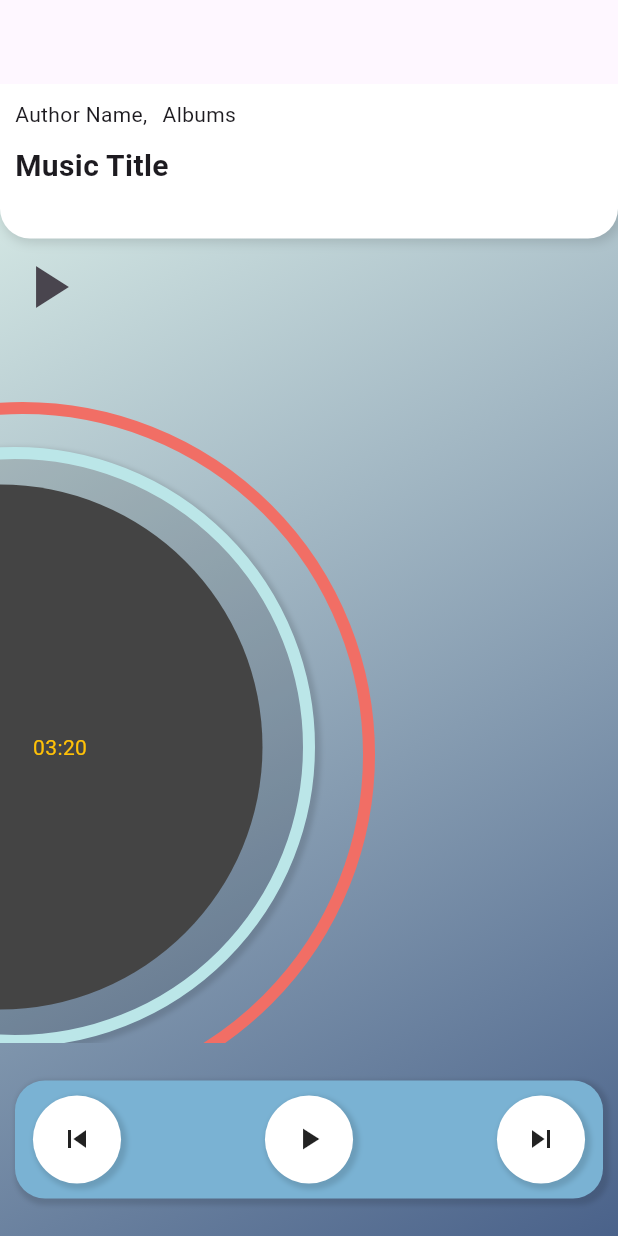
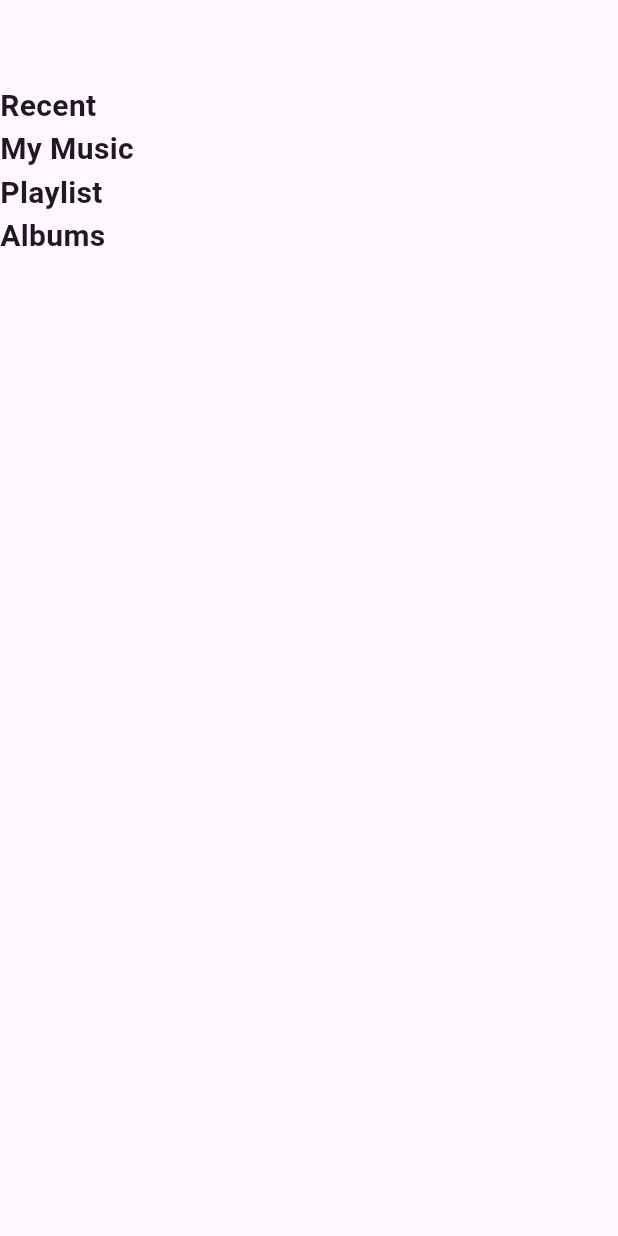
Before and after one commit to ninkyuwudd/Music_Apps_Mobile, a Flutter app: the screen it shows after launch, on a phone screen of 412 x 824 dp. Run offline on Flutter 3.47's test engine with Material 3 defaults, Android fonts, the phone set to English and light mode, and no system bars; our stand-ins replace audioplayers, get.

Commit message:
add dashboard page

```diff
--- /dev/null
+++ b/lib/core/route/routes.dart
@@ -0,0 +1,14 @@
+import 'package:flutter/material.dart';
+import 'package:frontend_animated_apps/presentation/dashboard/page/dashboard_page.dart';
+import 'package:frontend_animated_apps/presentation/homepage/page/home_page.dart';
+import 'package:get/get.dart';
+
+class AppRoutes {
+  static const dashboard = "/";
+  static const homePlayer = "/homePlayer";
+
+  static final List<GetPage> routes = [
+    GetPage(name: dashboard, page: () => const DashboardPage()),
+    GetPage(name: homePlayer, page: () => const HomePage())
+  ];
+}
--- a/lib/main.dart
+++ b/lib/main.dart
@@ -1,5 +1,7 @@
 import 'package:flutter/material.dart';
+import 'package:frontend_animated_apps/core/route/routes.dart';
 import 'package:frontend_animated_apps/presentation/homepage/page/home_page.dart';
+import 'package:get/get.dart';
 
 void main() {
   runApp(const MyApp());
@@ -11,14 +13,15 @@ class MyApp extends StatelessWidget {
   // This widget is the root of your application.
   @override
   Widget build(BuildContext context) {
-    return MaterialApp(
+    return GetMaterialApp(
       debugShowCheckedModeBanner: false,
       title: 'Flutter Demo',
       theme: ThemeData(
         colorScheme: ColorScheme.fromSeed(seedColor: Colors.deepPurple),
         useMaterial3: true,
       ),
-      home: const HomePage(),
+      // home: const HomePage(),
+      getPages: AppRoutes.routes,
     );
   }
 }
--- /dev/null
+++ b/lib/presentation/dashboard/page/dashboard_page.dart
@@ -0,0 +1,36 @@
+import 'package:flutter/material.dart';
+import 'package:frontend_animated_apps/core/route/routes.dart';
+import 'package:get/get.dart';
+
+class DashboardPage extends StatelessWidget {
+  const DashboardPage({super.key});
+
+  @override
+  Widget build(BuildContext context) {
+    return Scaffold(
+      appBar: AppBar(),
+      body: Container(
+          child: Column(
+        crossAxisAlignment: CrossAxisAlignment.start,
+        children: [
+          Text(
+            "Recent",
+            style: TextStyle(fontWeight: FontWeight.bold, fontSize: 20),
+          ),
+          Text(
+            "My Music",
+            style: TextStyle(fontWeight: FontWeight.bold, fontSize: 20),
+          ),
+          Text(
+            "Playlist",
+            style: TextStyle(fontWeight: FontWeight.bold, fontSize: 20),
+          ),
+          Text(
+            "Albums",
+            style: TextStyle(fontWeight: FontWeight.bold, fontSize: 20),
+          ),
+        ],
+      )),
+    );
+  }
+}
--- a/lib/presentation/homepage/component/music_navigation.dart
+++ b/lib/presentation/homepage/component/music_navigation.dart
@@ -37,14 +37,10 @@ class _MusicNavigationState extends State<MusicNavigation> {
           mainAxisAlignment: MainAxisAlignment.spaceBetween,
           children: [
             CustomCircleButton(
-              iconButton: Icons.skip_previous,
-              onPressed:
-                widget.isPlaying ? widget.pause : widget.play
-              ,
-            ),
+                iconButton: Icons.skip_previous, onPressed: () {}),
             CustomCircleButton(
               iconButton: Icons.play_arrow,
-              onPressed: () {},
+              onPressed: widget.isPlaying ? widget.pause : widget.play,
             ),
             CustomCircleButton(
               iconButton: Icons.skip_next,
--- a/lib/presentation/homepage/page/home_page.dart
+++ b/lib/presentation/homepage/page/home_page.dart
@@ -41,7 +41,10 @@ class _HomePageState extends State<HomePage> {
   @override
   Widget build(BuildContext context) {
     return Scaffold(
-        appBar: AppBar(),
+        appBar: AppBar(
+          title: const Text("Music Player"),
+          backgroundColor: Colors.white,
+        ),
         body: PlayerWidget(
           player: player,
         ));
@@ -126,17 +129,19 @@ class _PlayerWidgetState extends State<PlayerWidget> {
         crossAxisAlignment: CrossAxisAlignment.start,
         children: [
           TitleCard(),
-          IconButton(
-            key: const Key('play_button'),
-            onPressed: _isPlaying ? _stop : _play,
-            iconSize: 48.0,
-            icon: const Icon(Icons.play_arrow),
+          Expanded(child: MusicRunningDisplay()),
+          Text(
+            _position != null
+                ? '$_positionText / $_durationText'
+                : _duration != null
+                    ? _durationText
+                    : '',
+            style: const TextStyle(fontSize: 16.0),
           ),
-          Expanded(child: MusicRunningDisplay()),
           MusicNavigation(
             isPlaying: _isPlaying,
-            pause: _pause,
-            play: _play,
+            pause: pause,
+            play: play,
           )
         ],
       ),
@@ -167,17 +172,17 @@ class _PlayerWidgetState extends State<PlayerWidget> {
     });
   }
 
-  Future<void> _play() async {
+  Future<void> play() async {
     await player.resume();
     setState(() => _playerState = PlayerState.playing);
   }
 
-  Future<void> _pause() async {
+  Future<void> pause() async {
     await player.pause();
     setState(() => _playerState = PlayerState.paused);
   }
 
-  Future<void> _stop() async {
+  Future<void> stop() async {
     await player.stop();
     setState(() {
       _playerState = PlayerState.stopped;
--- a/pubspec.yaml
+++ b/pubspec.yaml
@@ -32,6 +32,8 @@ dependencies:
   cupertino_icons: ^1.0.8
   flutter:
     sdk: flutter
+  get: ^4.6.6
+  get_it: ^8.0.2
 
 dev_dependencies:
 
```
Also changed, not shown: lib/presentation/dashboard/component/music_card.dart (added, +11 -0 lines), pubspec.lock.
